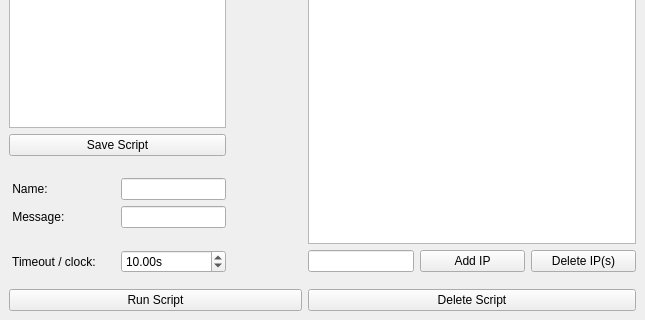
The window that ui/globaltime_changer_v2.ui (aharonk/globaltime-clock-text-changer) describes before a commit, drawn with Qt 5; both pictures show x 0 to 645 and y 280 to 600 of the 645 by 600 pixel window.
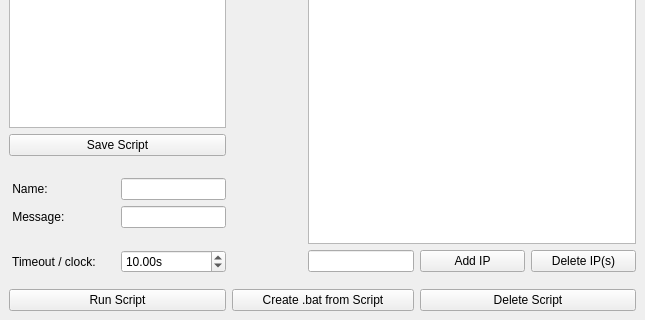
The same window after the commit. Icons and pictures are not drawn.

Commit message: Moved runs to a separate thread to not block GUI Added feature to create batch files of scripts for easy runs.

```diff
--- a/ui/globaltime_changer_v2.ui
+++ b/ui/globaltime_changer_v2.ui
@@ -38,13 +38,6 @@
         </property>
        </widget>
       </item>
-      <item row="8" column="3" colspan="3">
-       <widget class="QPushButton" name="delete_script_button">
-        <property name="text">
-         <string>Delete Script</string>
-        </property>
-       </widget>
-      </item>
       <item row="6" column="2">
        <spacer name="horizontalSpacer">
         <property name="orientation">
@@ -68,13 +61,6 @@
         </property>
        </widget>
       </item>
-      <item row="8" column="0" colspan="3">
-       <widget class="QPushButton" name="run_script_button">
-        <property name="text">
-         <string>Run Script</string>
-        </property>
-       </widget>
-      </item>
       <item row="6" column="0">
        <widget class="QLabel" name="timeout_label">
         <property name="lineWidth">
@@ -178,6 +164,27 @@
         </property>
        </widget>
       </item>
+      <item row="8" column="0" colspan="2">
+       <widget class="QPushButton" name="run_script_button">
+        <property name="text">
+         <string>Run Script</string>
+        </property>
+       </widget>
+      </item>
+      <item row="8" column="4" colspan="2">
+       <widget class="QPushButton" name="delete_script_button">
+        <property name="text">
+         <string>Delete Script</string>
+        </property>
+       </widget>
+      </item>
+      <item row="8" column="2" colspan="2">
+       <widget class="QPushButton" name="create_bat_button">
+        <property name="text">
+         <string>Create .bat from Script</string>
+        </property>
+       </widget>
+      </item>
      </layout>
     </item>
    </layout>
```
Left out of the diff: 19 changed lines with no effect on the pictures. The commit also changes 11 other files.
